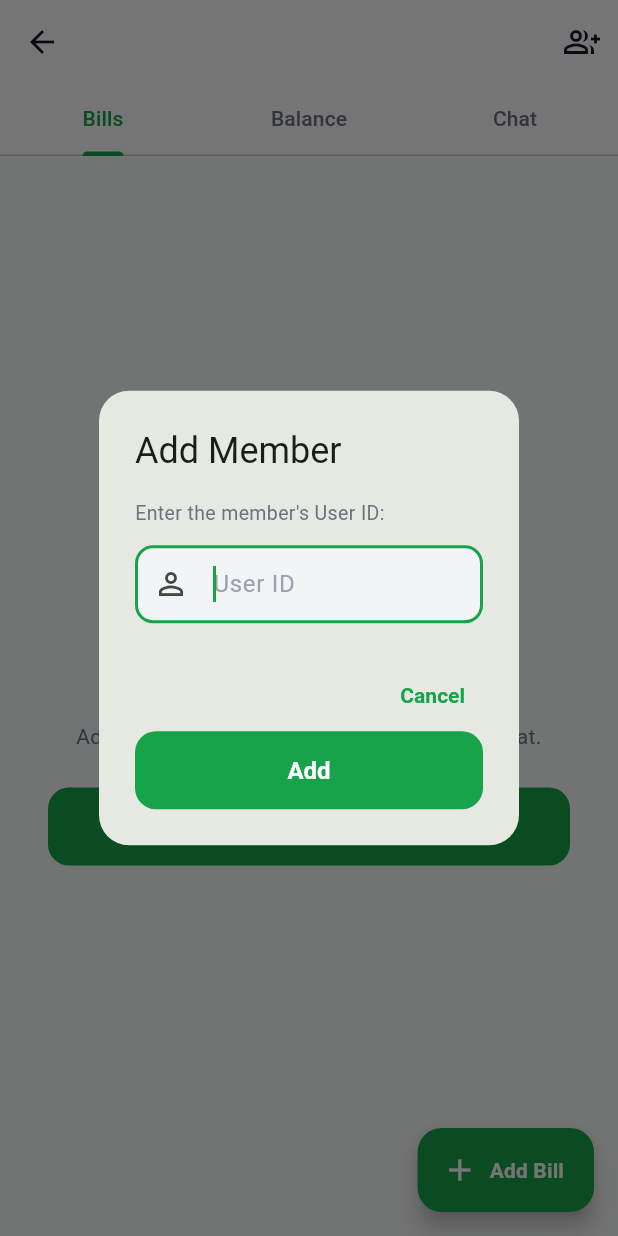
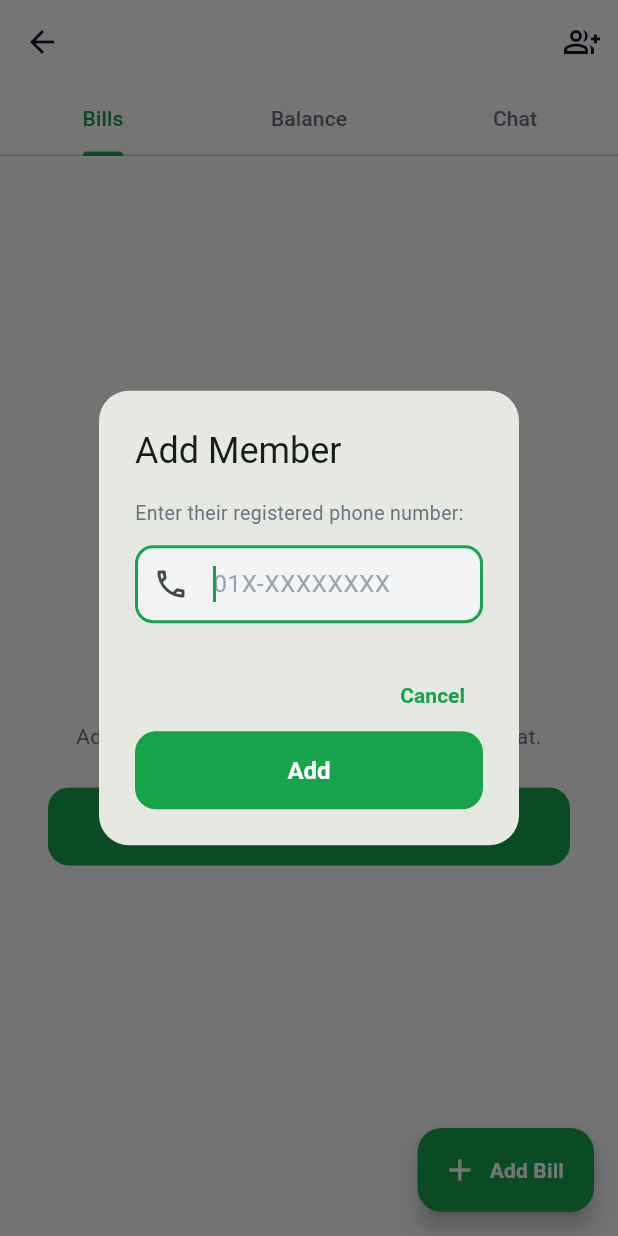
Before and after one commit to alieff77/SplitMate, a Flutter app: the GroupDetailView screen opened directly, after a tap on the "group add" icon, on a phone screen of 412 x 824 dp. Run offline on Flutter 3.47's test engine with Material 3 defaults, Android fonts, the phone set to English and light mode, and no system bars; our stand-ins replace cloud_firestore, firebase_core, flutter_dotenv, flutter_image_compress, get, image_picker and 1 more; accounts and stored records are empty.

Commit message:
Fix infinite loading and add member by phone number - Remove orderBy from Firestore query to avoid missing composite index - Add onError handler to stream so loading stops on Firestore errors - Fix Add Member dialog to search by phone number instead of user ID - Wire up addMemberByPhone in GroupDetailController (was never called before)

```diff
--- a/lib/views/group_detail/group_detail_view.dart
+++ b/lib/views/group_detail/group_detail_view.dart
@@ -57,7 +57,9 @@ class GroupDetailView extends StatelessWidget {
 
   void _showAddMemberDialog(
       BuildContext context, GroupDetailController ctrl) {
-    final idCtrl = TextEditingController();
+    final phoneCtrl = TextEditingController();
+    ctrl.addMemberError.value = '';
+
     showDialog(
       context: context,
       builder: (_) => AlertDialog(
@@ -68,34 +70,55 @@ class GroupDetailView extends StatelessWidget {
           mainAxisSize: MainAxisSize.min,
           crossAxisAlignment: CrossAxisAlignment.start,
           children: [
-            const Text('Enter the member\'s User ID:',
+            const Text('Enter their registered phone number:',
                 style:
                     TextStyle(fontSize: 13, color: AppColors.textSecondary)),
             const SizedBox(height: 12),
             TextField(
-              controller: idCtrl,
+              controller: phoneCtrl,
               autofocus: true,
+              keyboardType: TextInputType.phone,
               decoration: const InputDecoration(
-                hintText: 'User ID',
-                prefixIcon: Icon(Icons.person_outline),
+                hintText: '01X-XXXXXXXX',
+                prefixIcon: Icon(Icons.phone_outlined),
               ),
             ),
+            Obx(() {
+              if (ctrl.addMemberError.value.isEmpty) {
+                return const SizedBox.shrink();
+              }
+              return Padding(
+                padding: const EdgeInsets.only(top: 10),
+                child: Text(ctrl.addMemberError.value,
+                    style: const TextStyle(
+                        color: AppColors.danger, fontSize: 12)),
+              );
+            }),
           ],
         ),
         actions: [
           TextButton(
               onPressed: () => Get.back(), child: const Text('Cancel')),
-          ElevatedButton(
-            onPressed: () {
-              if (idCtrl.text.trim().isNotEmpty) {
-                Get.find<GroupDetailController>();
-                Get.back();
-                Get.snackbar('Adding member...', '',
-                    duration: const Duration(seconds: 1));
-              }
-            },
-            child: const Text('Add'),
-          ),
+          Obx(() => ElevatedButton(
+                onPressed: ctrl.isAddingMember.value
+                    ? null
+                    : () async {
+                        if (phoneCtrl.text.trim().isEmpty) return;
+                        final ok = await ctrl
+                            .addMemberByPhone(phoneCtrl.text.trim());
+                        if (ok) {
+                          Get.back();
+                          Get.snackbar('Member added', '',
+                              duration: const Duration(seconds: 2));
+                        }
+                      },
+                child: ctrl.isAddingMember.value
+                    ? const SizedBox(
+                        width: 16,
+                        height: 16,
+                        child: CircularProgressIndicator(strokeWidth: 2))
+                    : const Text('Add'),
+              )),
         ],
       ),
     );
```
Also changed, not shown: lib/controllers/group_detail_controller.dart (+33 -0 lines).
